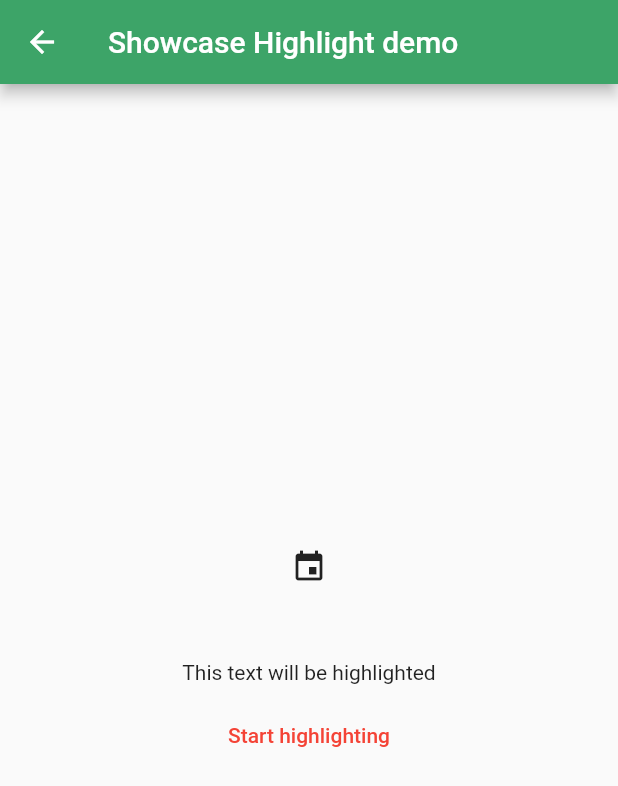
After one commit to Enigma04/palisadoes_proposal, a Flutter app: the screen it shows after launch, after a tap on "Highlighting certain parts of UI", on a phone screen of 412 x 824 dp. The commit adds this screen. Shown: the top 786 px of the screen. Run offline on Flutter 3.47's test engine with Material 2 defaults, Android fonts, the phone set to English and light mode, and no system bars; drawn by our look-alikes of showcaseview; our stand-ins replace adaptive_theme; missing offline and left inert: polls.

Commit message:
added highlighting mechanism

```diff
--- a/lib/views/homeView.dart
+++ b/lib/views/homeView.dart
@@ -4,6 +4,7 @@ import 'package:multipage_form_test/views/longpress_preview.dart';
 import 'package:multipage_form_test/views/newsfeed_post.dart';
 import 'package:multipage_form_test/views/notification_test.dart';
 import 'package:multipage_form_test/views/polls.dart';
+import 'package:multipage_form_test/views/showcase_demo.dart';
 
 class HomeView extends StatelessWidget {
   @override
@@ -69,6 +70,16 @@ class HomeView extends StatelessWidget {
                 child: Text("Notification bell and full sized list",style: TextStyle(fontSize: 25),),
               ),
             ),
+            SizedBox(height: 10,),
+            GestureDetector(
+              onTap: ()=> Navigator.push(context, MaterialPageRoute(builder: (context)=> ShowCasing())),
+              child: Container(
+                color: Colors.teal,
+                height: 50,
+                width: 420,
+                child: Text("Highlighting certain parts of UI",style: TextStyle(fontSize: 25),),
+              ),
+            ),
           ],
         ),
       ),
--- /dev/null
+++ b/lib/views/showcase_demo.dart
@@ -0,0 +1,72 @@
+import 'package:flutter/material.dart';
+import 'package:showcaseview/showcaseview.dart';
+
+
+class ShowCasing extends StatelessWidget {
+  @override
+  Widget build(BuildContext context) {
+    return Scaffold(
+      body: ShowCaseWidget(
+        builder: Builder(
+          builder: (context)=> ShowCaseDemo(),
+        ),
+      ),
+    );
+  }
+}
+
+
+class ShowCaseDemo extends StatefulWidget {
+  @override
+  _ShowCaseDemoState createState() => _ShowCaseDemoState();
+}
+
+class _ShowCaseDemoState extends State<ShowCaseDemo> {
+  GlobalKey iconKey = GlobalKey();
+  GlobalKey textKey = GlobalKey();
+
+  @override
+  Widget build(BuildContext context) {
+    WidgetsBinding.instance.addPostFrameCallback((timeStamp) {
+      ShowCaseWidget.of(context).startShowCase([iconKey, textKey]);
+    });
+    return Scaffold(
+      appBar: AppBar(
+        title: Text("Showcase Highlight demo"),
+        backgroundColor: Color(0xff3DA468),
+      ),
+      body: SafeArea(
+        child: Center(
+          child: Column(
+            mainAxisAlignment: MainAxisAlignment.center,
+            children: [
+              Showcase(
+                  key: iconKey,
+                  child: Icon(Icons.event),
+                  description: 'This is an icon',
+                title: 'Behold!',
+                shapeBorder: CircleBorder(),
+              ),
+              SizedBox(height: 50,),
+              Showcase(
+                key: textKey,
+                child: Text("This text will be highlighted"),
+                description: 'This is a text',
+                title: 'Just in case you did not know!',
+                shapeBorder: BeveledRectangleBorder(),
+              ),
+              SizedBox(height: 10,),
+              TextButton(
+                  onPressed: startHighlight, child: Text("Start highlighting")
+              )
+            ],
+          ),
+        )
+      ),
+    );
+  }
+  startHighlight()
+  {
+    ShowCaseWidget.of(context).startShowCase([iconKey, textKey]);
+  }
+}
--- a/pubspec.yaml
+++ b/pubspec.yaml
@@ -26,6 +26,7 @@ dependencies:
   xml: ^5.0.2
   polls: ^0.2.2
   adaptive_theme: ^2.0.0
+  showcaseview: ^0.1.6
 
 
   # The following adds the Cupertino Icons font to your application.
```
Also changed, not shown: lib/main.dart (+0 -85 lines), pubspec.lock.
